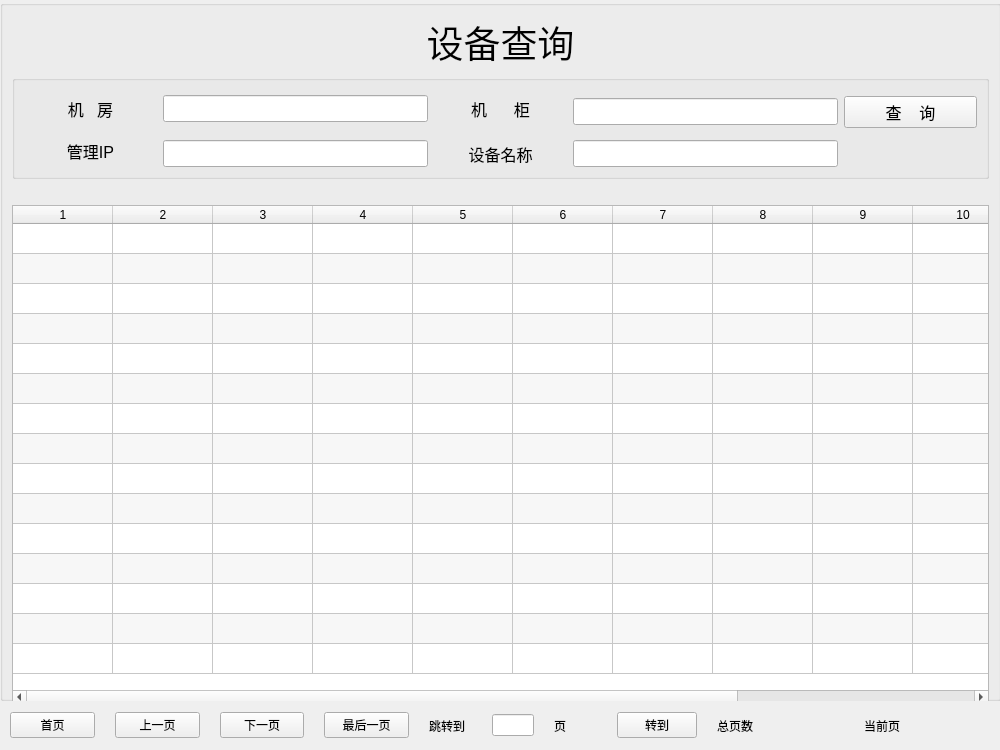
Qt form stu/MachineSelect.ui (tainyuhong/pyside_study1) before a commit.
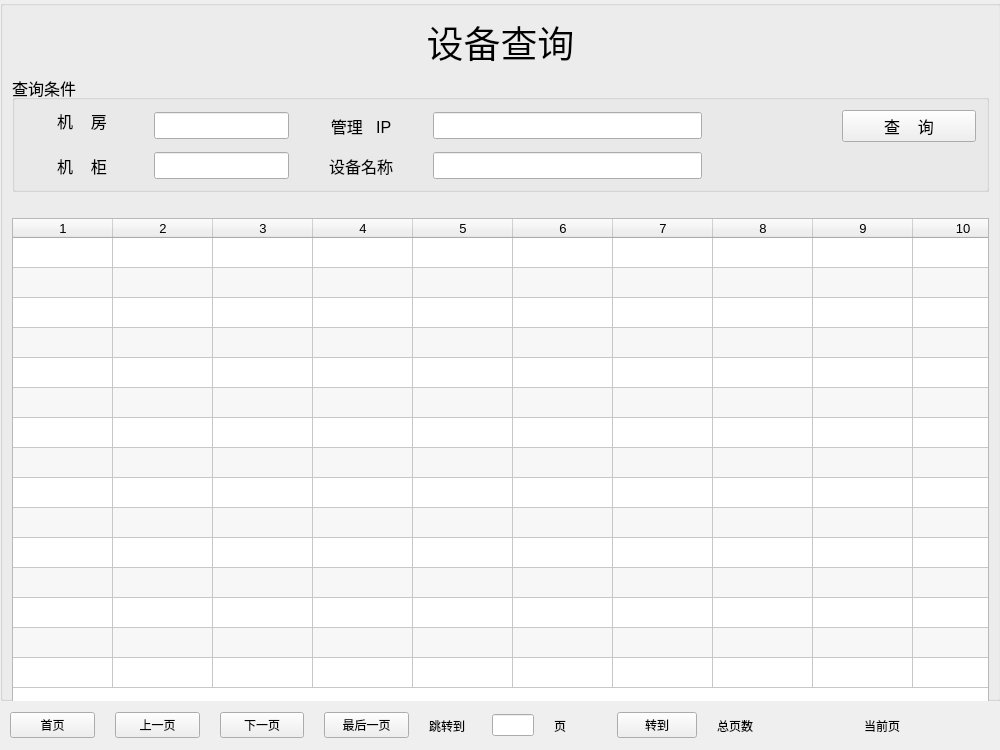
The same form after that commit. Icons and pictures are not drawn.

Commit message: 调整了查询条件信息框位置，添加了查询按钮事件，未编写完

Patch:
```diff
--- a/stu/MachineSelect.ui
+++ b/stu/MachineSelect.ui
@@ -10,11 +10,17 @@
     <height>750</height>
    </rect>
   </property>
-  <property name="sizePolicy">
-   <sizepolicy hsizetype="Preferred" vsizetype="Preferred">
-    <horstretch>1</horstretch>
-    <verstretch>1</verstretch>
-   </sizepolicy>
+  <property name="minimumSize">
+   <size>
+    <width>1000</width>
+    <height>750</height>
+   </size>
+  </property>
+  <property name="maximumSize">
+   <size>
+    <width>1000</width>
+    <height>750</height>
+   </size>
   </property>
   <property name="windowTitle">
    <string>设备查询窗口</string>
@@ -82,37 +88,50 @@
         <pointsize>12</pointsize>
        </font>
       </property>
-      <property name="alignment">
-       <set>Qt::AlignCenter</set>
+      <property name="styleSheet">
+       <string notr="true"/>
       </property>
-      <layout class="QGridLayout" name="gridLayout" rowstretch="0,0,0,0" columnstretch="1,2,1,2,1">
+      <property name="title">
+       <string>查询条件</string>
+      </property>
+      <property name="flat">
+       <bool>false</bool>
+      </property>
+      <property name="checkable">
+       <bool>false</bool>
+      </property>
+      <layout class="QGridLayout" name="gridLayout" rowstretch="0,0,0,0,0" columnstretch="1,1,0,1,2,1,1">
+       <property name="leftMargin">
+        <number>0</number>
+       </property>
+       <property name="topMargin">
+        <number>0</number>
+       </property>
+       <property name="rightMargin">
+        <number>10</number>
+       </property>
+       <property name="bottomMargin">
+        <number>10</number>
+       </property>
+       <property name="horizontalSpacing">
+        <number>5</number>
+       </property>
+       <property name="verticalSpacing">
+        <number>10</number>
+       </property>
        <item row="1" column="3">
-        <widget class="QLineEdit" name="cabinet">
+        <widget class="QLabel" name="label_4">
          <property name="sizePolicy">
-          <sizepolicy hsizetype="Expanding" vsizetype="Fixed">
-           <horstretch>3</horstretch>
+          <sizepolicy hsizetype="Preferred" vsizetype="Preferred">
+           <horstretch>2</horstretch>
            <verstretch>0</verstretch>
           </sizepolicy>
          </property>
-        </widget>
-       </item>
-       <item row="3" column="1">
-        <widget class="QLineEdit" name="mg_ip">
-         <property name="sizePolicy">
-          <sizepolicy hsizetype="Expanding" vsizetype="Fixed">
-           <horstretch>3</horstretch>
-           <verstretch>0</verstretch>
-          </sizepolicy>
+         <property name="text">
+          <string>管理   IP</string>
          </property>
-        </widget>
-       </item>
-       <item row="0" column="1" rowspan="2">
-        <widget class="QLineEdit" name="room">
-         <property name="sizePolicy">
-          <sizepolicy hsizetype="Expanding" vsizetype="Fixed">
-           <horstretch>3</horstretch>
-           <verstretch>0</verstretch>
-          </sizepolicy>
+         <property name="alignment">
+          <set>Qt::AlignCenter</set>
          </property>
         </widget>
        </item>
@@ -125,15 +144,25 @@
           </sizepolicy>
          </property>
          <property name="text">
-          <string>机   房</string>
+          <string>机    房</string>
          </property>
          <property name="alignment">
           <set>Qt::AlignCenter</set>
          </property>
         </widget>
        </item>
-       <item row="2" column="0" rowspan="2">
-        <widget class="QLabel" name="label_4">
+       <item row="4" column="1">
+        <widget class="QLineEdit" name="cabinet">
+         <property name="sizePolicy">
+          <sizepolicy hsizetype="Expanding" vsizetype="Fixed">
+           <horstretch>3</horstretch>
+           <verstretch>0</verstretch>
+          </sizepolicy>
+         </property>
+        </widget>
+       </item>
+       <item row="4" column="0">
+        <widget class="QLabel" name="label_2">
          <property name="sizePolicy">
           <sizepolicy hsizetype="Preferred" vsizetype="Preferred">
            <horstretch>2</horstretch>
@@ -141,14 +170,14 @@
           </sizepolicy>
          </property>
          <property name="text">
-          <string>管理IP</string>
+          <string>机    柜</string>
          </property>
          <property name="alignment">
           <set>Qt::AlignCenter</set>
          </property>
         </widget>
        </item>
-       <item row="1" column="4">
+       <item row="1" column="6">
         <widget class="QPushButton" name="select_btn">
          <property name="sizePolicy">
           <sizepolicy hsizetype="Minimum" vsizetype="Fixed">
@@ -161,8 +190,8 @@
          </property>
         </widget>
        </item>
-       <item row="3" column="3">
-        <widget class="QLineEdit" name="machine_name">
+       <item row="1" column="1">
+        <widget class="QLineEdit" name="room">
          <property name="sizePolicy">
           <sizepolicy hsizetype="Expanding" vsizetype="Fixed">
            <horstretch>3</horstretch>
@@ -171,23 +200,7 @@
          </property>
         </widget>
        </item>
-       <item row="0" column="2" rowspan="2">
-        <widget class="QLabel" name="label_2">
-         <property name="sizePolicy">
-          <sizepolicy hsizetype="Preferred" vsizetype="Preferred">
-           <horstretch>2</horstretch>
-           <verstretch>0</verstretch>
-          </sizepolicy>
-         </property>
-         <property name="text">
-          <string>机      柜</string>
-         </property>
-         <property name="alignment">
-          <set>Qt::AlignCenter</set>
-         </property>
-        </widget>
-       </item>
-       <item row="3" column="2">
+       <item row="4" column="3">
         <widget class="QLabel" name="label_3">
          <property name="sizePolicy">
           <sizepolicy hsizetype="Preferred" vsizetype="Preferred">
@@ -203,6 +216,26 @@
          </property>
         </widget>
        </item>
+       <item row="1" column="4">
+        <widget class="QLineEdit" name="mg_ip">
+         <property name="sizePolicy">
+          <sizepolicy hsizetype="Expanding" vsizetype="Fixed">
+           <horstretch>3</horstretch>
+           <verstretch>0</verstretch>
+          </sizepolicy>
+         </property>
+        </widget>
+       </item>
+       <item row="4" column="4">
+        <widget class="QLineEdit" name="machine_name">
+         <property name="sizePolicy">
+          <sizepolicy hsizetype="Expanding" vsizetype="Fixed">
+           <horstretch>3</horstretch>
+           <verstretch>0</verstretch>
+          </sizepolicy>
+         </property>
+        </widget>
+       </item>
       </layout>
      </widget>
     </item>
@@ -223,16 +256,22 @@
      <widget class="QTableWidget" name="select_table">
       <property name="sizePolicy">
        <sizepolicy hsizetype="Preferred" vsizetype="Preferred">
-        <horstretch>1</horstretch>
+        <horstretch>0</horstretch>
         <verstretch>0</verstretch>
        </sizepolicy>
       </property>
       <property name="minimumSize">
        <size>
-        <width>806</width>
+        <width>900</width>
         <height>500</height>
        </size>
       </property>
+      <property name="font">
+       <font>
+        <pointsize>10</pointsize>
+        <bold>false</bold>
+       </font>
+      </property>
       <property name="dragEnabled">
        <bool>false</bool>
       </property>
```
Left out of the diff: 14 changed lines with no effect on the pictures. The commit also changes 3 other files.
